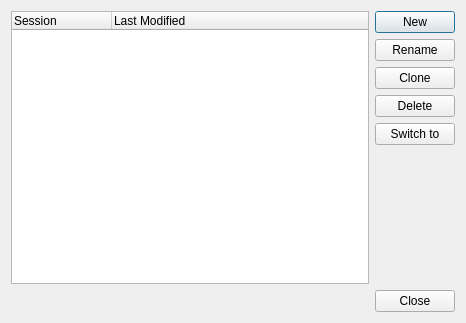
The window that src/lib/session/sessionmanagerdialog.ui (Tauzun/midori-web-) describes before a commit, drawn with Qt 5.
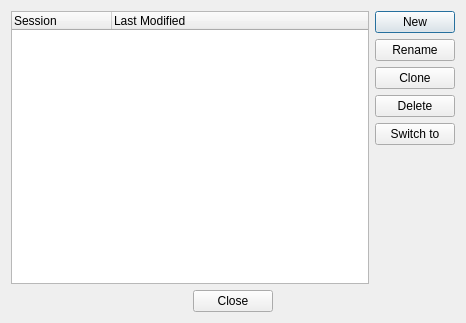
The same window after the commit.

```diff
--- a/src/lib/session/sessionmanagerdialog.ui
+++ b/src/lib/session/sessionmanagerdialog.ui
@@ -91,6 +91,9 @@
      <property name="standardButtons">
       <set>QDialogButtonBox::Close</set>
      </property>
+     <property name="centerButtons">
+      <bool>true</bool>
+     </property>
     </widget>
    </item>
   </layout>
```
Left out of the diff: 21 changed lines with no effect on the pictures.
